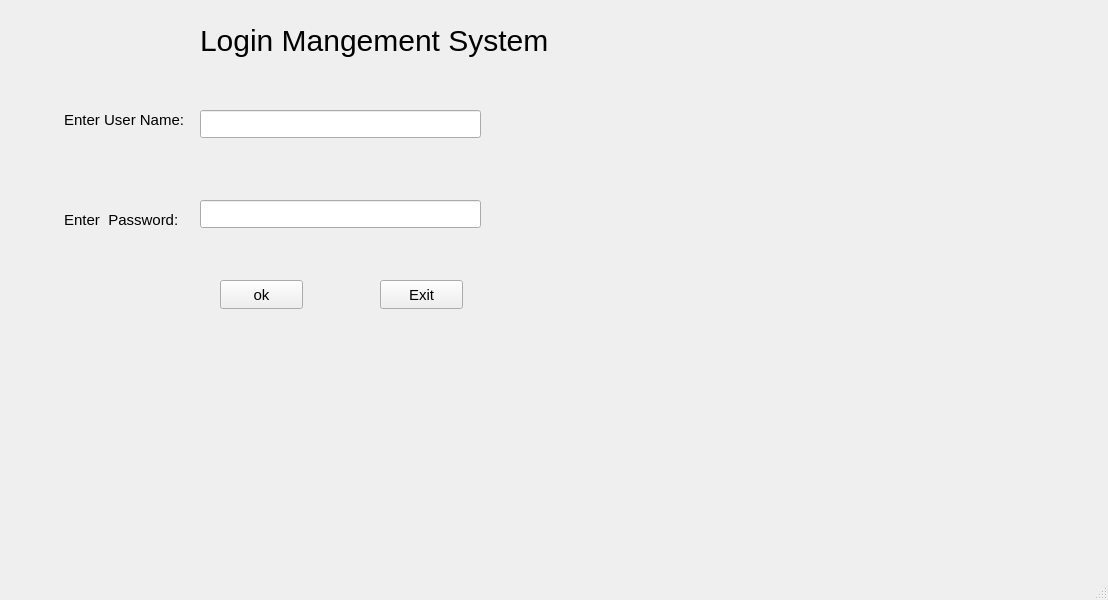
First picture: the form in mainwindow.ui, repository Shery-333/Login_Form, before the edit.
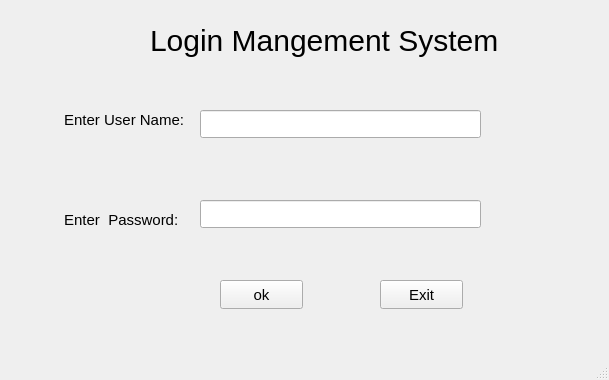
Second picture: the form after the edit.

```diff
--- a/mainwindow.ui
+++ b/mainwindow.ui
@@ -6,8 +6,8 @@
    <rect>
     <x>0</x>
     <y>0</y>
-    <width>1108</width>
-    <height>600</height>
+    <width>609</width>
+    <height>380</height>
    </rect>
   </property>
   <property name="windowTitle">
@@ -17,7 +17,7 @@
    <widget class="QLabel" name="label">
     <property name="geometry">
      <rect>
-      <x>200</x>
+      <x>150</x>
       <y>20</y>
       <width>361</width>
       <height>41</height>
```
Left out of the diff: 2 changed lines with no effect on the pictures.
